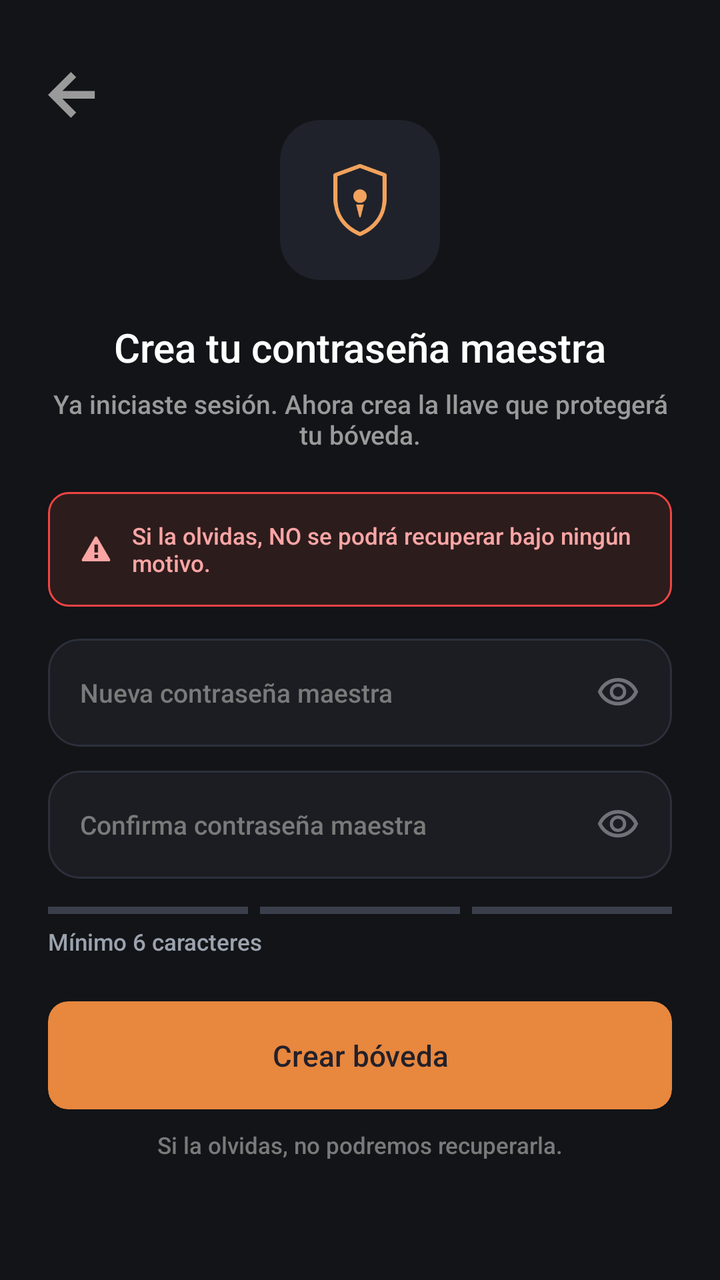
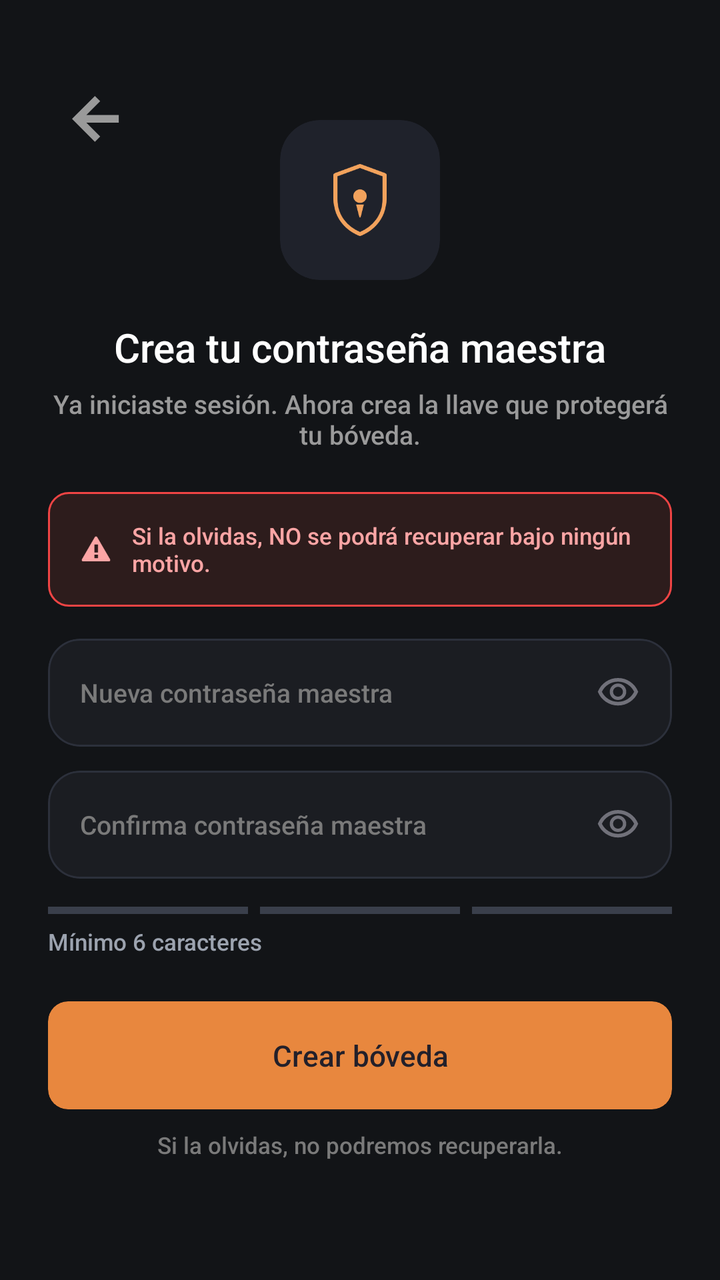

Two renders of the same Android screen: before a commit and after it. Below are the layout's source before the change and the commit's diff.
<!-- AndroidManifest.xml: application theme Theme.MyApplication -->
<!-- res/layout/activity_master_password.xml -->
<?xml version="1.0" encoding="utf-8"?>
<ScrollView xmlns:android="http://schemas.android.com/apk/res/android"
    xmlns:app="http://schemas.android.com/apk/res-auto"
    android:layout_width="match_parent"
    android:layout_height="match_parent"
    android:background="#121417"
    android:fillViewport="true"
    android:fitsSystemWindows="true">

    <androidx.constraintlayout.widget.ConstraintLayout
        android:layout_width="match_parent"
        android:layout_height="match_parent"
        android:padding="24dp">

        
        <ImageView
            android:id="@+id/btnBack"
            android:layout_width="24dp"
            android:layout_height="24dp"
            android:layout_marginTop="12dp"
            android:contentDescription="Volver"
            android:src="@drawable/flecha"
            app:layout_constraintStart_toStartOf="parent"
            app:layout_constraintTop_toTopOf="parent" />

        

        
        <com.google.android.material.card.MaterialCardView
            android:id="@+id/cardShield"
            android:layout_width="80dp"
            android:layout_height="80dp"
            app:cardBackgroundColor="#1F222B"
            app:cardCornerRadius="20dp"
            app:cardElevation="0dp"
            app:strokeWidth="0dp"
            app:layout_constraintBottom_toTopOf="@id/tvTitle"
            app:layout_constraintEnd_toEndOf="parent"
            app:layout_constraintStart_toStartOf="parent"
            app:layout_constraintTop_toTopOf="parent"
            app:layout_constraintVertical_chainStyle="packed">

            <ImageView
                android:layout_width="36dp"
                android:layout_height="36dp"
                android:layout_gravity="center"
                android:contentDescription="Escudo de seguridad"
                android:src="@drawable/escudo"
                app:tint="#F2A25C" />
        </com.google.android.material.card.MaterialCardView>

        
        <TextView
            android:id="@+id/tvTitle"
            android:layout_width="wrap_content"
            android:layout_height="wrap_content"
            android:layout_marginTop="20dp"
            android:fontFamily="sans-serif-medium"
            android:text="Crea tu contraseña maestra"
            android:textColor="#FFFFFF"
            android:textSize="20sp"
            app:layout_constraintBottom_toTopOf="@id/tvSubtitle"
            app:layout_constraintEnd_toEndOf="parent"
            app:layout_constraintStart_toStartOf="parent"
            app:layout_constraintTop_toBottomOf="@id/cardShield" />

        
        <TextView
            android:id="@+id/tvSubtitle"
            android:layout_width="0dp"
            android:layout_height="wrap_content"
            android:layout_marginTop="6dp"
            android:fontFamily="sans-serif-medium"
            android:text="Ya iniciaste sesión. Ahora crea la llave que protegerá tu bóveda."
            android:textAlignment="center"
            android:textColor="#9A9A9A"
            android:textSize="13sp"
            app:layout_constraintBottom_toTopOf="@id/layoutWarning"
            app:layout_constraintEnd_toEndOf="parent"
            app:layout_constraintStart_toStartOf="parent"
            app:layout_constraintTop_toBottomOf="@id/tvTitle" />

        
        <LinearLayout
            android:id="@+id/layoutWarning"
            android:layout_width="0dp"
            android:layout_height="wrap_content"
            android:layout_marginTop="20dp"
            android:background="@drawable/bg_warning_border"
            android:gravity="center_vertical"
            android:orientation="horizontal"
            android:paddingHorizontal="16dp"
            android:paddingVertical="14dp"
            app:layout_constraintBottom_toTopOf="@id/cardNewPassword"
            app:layout_constraintEnd_toEndOf="parent"
            app:layout_constraintStart_toStartOf="parent"
            app:layout_constraintTop_toBottomOf="@id/tvSubtitle">

            <ImageView
                android:layout_width="16dp"
                android:layout_height="16dp"
                android:layout_marginEnd="10dp"
                android:src="@android:drawable/stat_notify_error"
                app:tint="#FCA5A5" />

            <TextView
                android:layout_width="0dp"
                android:layout_height="wrap_content"
                android:layout_weight="1"
                android:fontFamily="sans-serif-medium"
                android:text="Si la olvidas, NO se podrá recuperar bajo ningún motivo."
                android:textColor="#FCA5A5"
                android:textSize="11.5sp" />
        </LinearLayout>

        
        <com.google.android.material.card.MaterialCardView
            android:id="@+id/cardNewPassword"
            android:layout_width="0dp"
            android:layout_height="54dp"
            android:layout_marginTop="16dp"
            app:cardBackgroundColor="#1B1D22"
            app:cardCornerRadius="16dp"
            app:cardElevation="0dp"
            app:strokeColor="#2C303B"
            app:strokeWidth="1dp"
            app:layout_constraintBottom_toTopOf="@id/cardConfirmPassword"
            app:layout_constraintEnd_toEndOf="parent"
            app:layout_constraintStart_toStartOf="parent"
            app:layout_constraintTop_toBottomOf="@id/layoutWarning">

            <RelativeLayout
                android:layout_width="match_parent"
                android:layout_height="match_parent"
                android:paddingHorizontal="16dp">

                <EditText
                    android:id="@+id/etNewPassword"
                    android:layout_width="match_parent"
                    android:layout_height="match_parent"
                    android:layout_toStartOf="@id/ivToggleNewPassword"
                    android:autofillHints="password"
                    android:background="@null"
                    android:fontFamily="sans-serif-medium"
                    android:hint="Nueva contraseña maestra"
                    android:inputType="textPassword"
                    android:textColor="#FFFFFF"
                    android:textColorHint="#7A7A7A"
                    android:textSize="13sp" />

                <ImageView
                    android:id="@+id/ivToggleNewPassword"
                    android:layout_width="22dp"
                    android:layout_height="22dp"
                    android:layout_alignParentEnd="true"
                    android:layout_centerVertical="true"
                    android:contentDescription="Mostrar contraseña"
                    android:src="@drawable/ojo" />
            </RelativeLayout>
        </com.google.android.material.card.MaterialCardView>

        
        <com.google.android.material.card.MaterialCardView
            android:id="@+id/cardConfirmPassword"
            android:layout_width="0dp"
            android:layout_height="54dp"
            android:layout_marginTop="12dp"
            app:cardBackgroundColor="#1B1D22"
            app:cardCornerRadius="16dp"
            app:cardElevation="0dp"
            app:strokeColor="#2C303B"
            app:strokeWidth="1dp"
            app:layout_constraintBottom_toTopOf="@id/layoutStrengthBars"
            app:layout_constraintEnd_toEndOf="parent"
            app:layout_constraintStart_toStartOf="parent"
            app:layout_constraintTop_toBottomOf="@id/cardNewPassword">

            <RelativeLayout
                android:layout_width="match_parent"
                android:layout_height="match_parent"
                android:paddingHorizontal="16dp">

                <EditText
                    android:id="@+id/etConfirmPassword"
                    android:layout_width="match_parent"
                    android:layout_height="match_parent"
                    android:layout_toStartOf="@id/ivToggleConfirmPassword"
                    android:autofillHints="password"
                    android:background="@null"
                    android:fontFamily="sans-serif-medium"
                    android:hint="Confirma contraseña maestra"
                    android:inputType="textPassword"
                    android:textColor="#FFFFFF"
                    android:textColorHint="#7A7A7A"
                    android:textSize="13sp" />

                <ImageView
                    android:id="@+id/ivToggleConfirmPassword"
                    android:layout_width="22dp"
                    android:layout_height="22dp"
                    android:layout_alignParentEnd="true"
                    android:layout_centerVertical="true"
                    android:contentDescription="Mostrar contraseña"
                    android:src="@drawable/ojo" />
            </RelativeLayout>
        </com.google.android.material.card.MaterialCardView>

        
        <LinearLayout
            android:id="@+id/layoutStrengthBars"
            android:layout_width="0dp"
            android:layout_height="wrap_content"
            android:layout_marginTop="14dp"
            android:orientation="horizontal"
            android:weightSum="3"
            app:layout_constraintBottom_toTopOf="@id/tvStrengthHint"
            app:layout_constraintEnd_toEndOf="parent"
            app:layout_constraintStart_toStartOf="parent"
            app:layout_constraintTop_toBottomOf="@id/cardConfirmPassword">

            <View
                android:layout_width="0dp"
                android:layout_height="3.5dp"
                android:layout_marginEnd="6dp"
                android:layout_weight="1"
                android:background="#3A3F4B" />

            <View
                android:layout_width="0dp"
                android:layout_height="3.5dp"
                android:layout_marginEnd="6dp"
                android:layout_weight="1"
                android:background="#3A3F4B" />

            <View
                android:layout_width="0dp"
                android:layout_height="3.5dp"
                android:layout_weight="1"
                android:background="#3A3F4B" />
        </LinearLayout>

        
        <TextView
            android:id="@+id/tvStrengthHint"
            android:layout_width="0dp"
            android:layout_height="wrap_content"
            android:layout_marginTop="6dp"
            android:fontFamily="sans-serif-medium"
            android:text="Mínimo 6 caracteres"
            android:textAlignment="viewStart"
            android:textColor="#9CA3AF"
            android:textSize="11.5sp"
            app:layout_constraintBottom_toTopOf="@id/btnCreateVault"
            app:layout_constraintEnd_toEndOf="parent"
            app:layout_constraintStart_toStartOf="parent"
            app:layout_constraintTop_toBottomOf="@id/layoutStrengthBars" />

        
        <com.google.android.material.card.MaterialCardView
            android:id="@+id/btnCreateVault"
            android:layout_width="0dp"
            android:layout_height="54dp"
            android:layout_marginTop="22dp"
            app:cardBackgroundColor="#E8873E"
            app:cardCornerRadius="10dp"
            app:cardElevation="0dp"
            app:strokeWidth="0dp"
            app:layout_constraintBottom_toTopOf="@id/tvFooter"
            app:layout_constraintEnd_toEndOf="parent"
            app:layout_constraintStart_toStartOf="parent"
            app:layout_constraintTop_toBottomOf="@id/tvStrengthHint">

            <TextView
                android:layout_width="match_parent"
                android:layout_height="match_parent"
                android:fontFamily="sans-serif-medium"
                android:gravity="center"
                android:text="Crear bóveda"
                android:textColor="#23202A"
                android:textSize="14.5sp" />
        </com.google.android.material.card.MaterialCardView>

        
        <TextView
            android:id="@+id/tvFooter"
            android:layout_width="wrap_content"
            android:layout_height="wrap_content"
            android:layout_marginTop="10dp"
            android:fontFamily="sans-serif-medium"
            android:text="Si la olvidas, no podremos recuperarla."
            android:textColor="#7A7A7A"
            android:textSize="11.5sp"
            app:layout_constraintBottom_toBottomOf="parent"
            app:layout_constraintEnd_toEndOf="parent"
            app:layout_constraintStart_toStartOf="parent"
            app:layout_constraintTop_toBottomOf="@id/btnCreateVault" />

    </androidx.constraintlayout.widget.ConstraintLayout>
</ScrollView>
<!-- resources referenced by this layout -->
<resources>
  <!-- drawable bg_warning_border (drawable) -->
  <?xml version="1.0" encoding="utf-8"?>
  <shape xmlns:android="http://schemas.android.com/apk/res/android"
      android:shape="rectangle">
      <solid android:color="#2D1C1C"/>
      <stroke android:width="1dp" android:color="#EF4444"/>
      <corners android:radius="10dp"/>
  </shape>
  <!-- drawable escudo (drawable) -->
  <vector xmlns:android="http://schemas.android.com/apk/res/android"
      android:width="41dp"
      android:height="56dp"
      android:viewportWidth="41"
      android:viewportHeight="56">
    <path
        android:pathData="M20.5,1.5L39.5,8.5V27.5C39.5,40.5 31.5,50 20.5,54.5C9.5,50 1.5,40.5 1.5,27.5V8.5L20.5,1.5Z"
        android:strokeLineJoin="round"
        android:strokeWidth="3"
        android:fillColor="#00000000"
        android:strokeColor="#F2A25C"
        android:strokeLineCap="round"/>
    <path
        android:pathData="M20.5,30.25C23.399,30.25 25.75,27.899 25.75,25C25.75,22.101 23.399,19.75 20.5,19.75C17.601,19.75 15.25,22.101 15.25,25C15.25,27.899 17.601,30.25 20.5,30.25Z"
        android:fillColor="#F2A25C"/>
    <path
        android:pathData="M17.5,31.5H23.5L21,41.5H20L17.5,31.5Z"
        android:fillColor="#F2A25C"/>
  </vector>
  <!-- drawable flecha (drawable) -->
  <vector xmlns:android="http://schemas.android.com/apk/res/android"
      android:width="15dp"
      android:height="15dp"
      android:viewportWidth="15"
      android:viewportHeight="15">
    <path
        android:pathData="M7.159,14.318L0,7.159L7.159,-0L8.807,1.633L4.482,5.959H14.616V8.359H4.482L8.807,12.677L7.159,14.318Z"
        android:fillColor="#9A9A9A"/>
  </vector>
  <!-- drawable ojo (drawable) -->
  <vector xmlns:android="http://schemas.android.com/apk/res/android"
      android:width="24dp"
      android:height="24dp"
      android:viewportWidth="960"
      android:viewportHeight="960">
    <path
        android:pathData="M607.5,587.5Q660,535 660,460t-52.5,-127.5Q555,280 480,280t-127.5,52.5Q300,385 300,460t52.5,127.5Q405,640 480,640t127.5,-52.5ZM403.5,536.5Q372,505 372,460t31.5,-76.5Q435,352 480,352t76.5,31.5Q588,415 588,460t-31.5,76.5Q525,568 480,568t-76.5,-31.5ZM214,678.5Q94,597 40,460q54,-137 174,-218.5T480,160q146,0 266,81.5T920,460q-54,137 -174,218.5T480,760q-146,0 -266,-81.5ZM480,460ZM687.5,620.5Q782,561 832,460q-50,-101 -144.5,-160.5T480,240q-113,0 -207.5,59.5T128,460q50,101 144.5,160.5T480,680q113,0 207.5,-59.5Z"
        android:fillColor="#71717A"/>
  </vector>
  <style name="Theme.MyApplication" parent="Base.Theme.MyApplication" />
  <style name="Base.Theme.MyApplication" parent="Theme.Material3.DayNight.NoActionBar">
          <item name="android:windowBackground">#000000</item>
      </style>
</resources>

<!-- the commit's change to res/layout/activity_master_password.xml (unified diff, before → after) -->
@@ -15,8 +15,9 @@
         
         <ImageView
             android:id="@+id/btnBack"
-            android:layout_width="24dp"
-            android:layout_height="24dp"
+            android:layout_width="48dp"
+            android:layout_height="48dp"
+            android:padding="12dp"
             android:layout_marginTop="12dp"
             android:contentDescription="Volver"
             android:src="@drawable/flecha"
